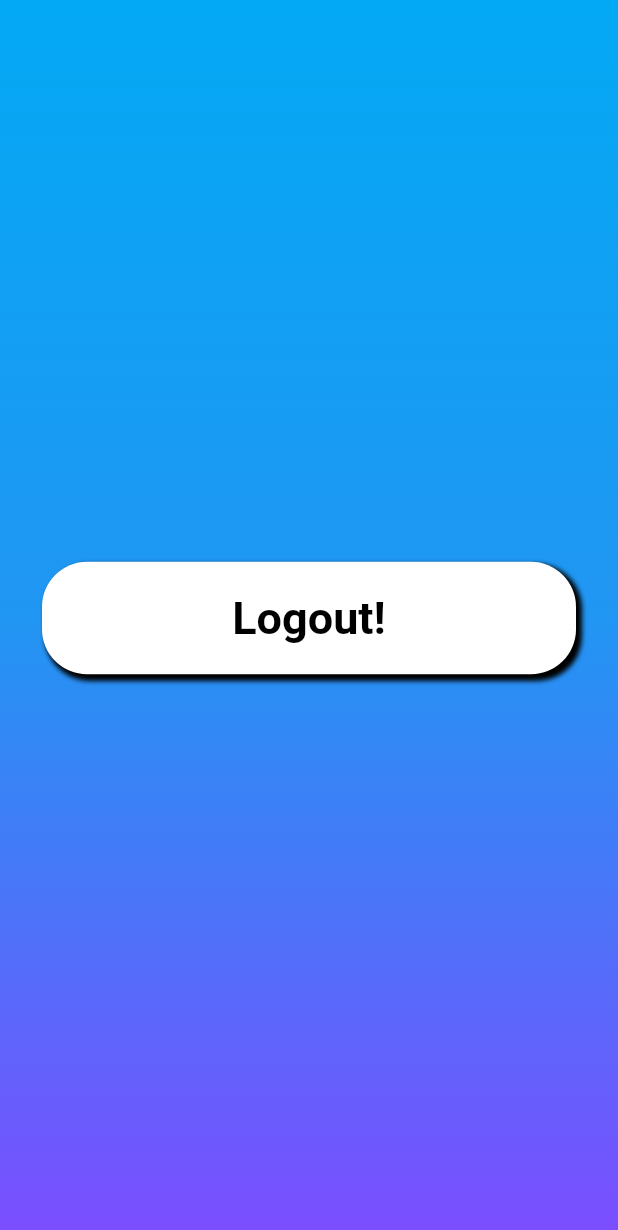
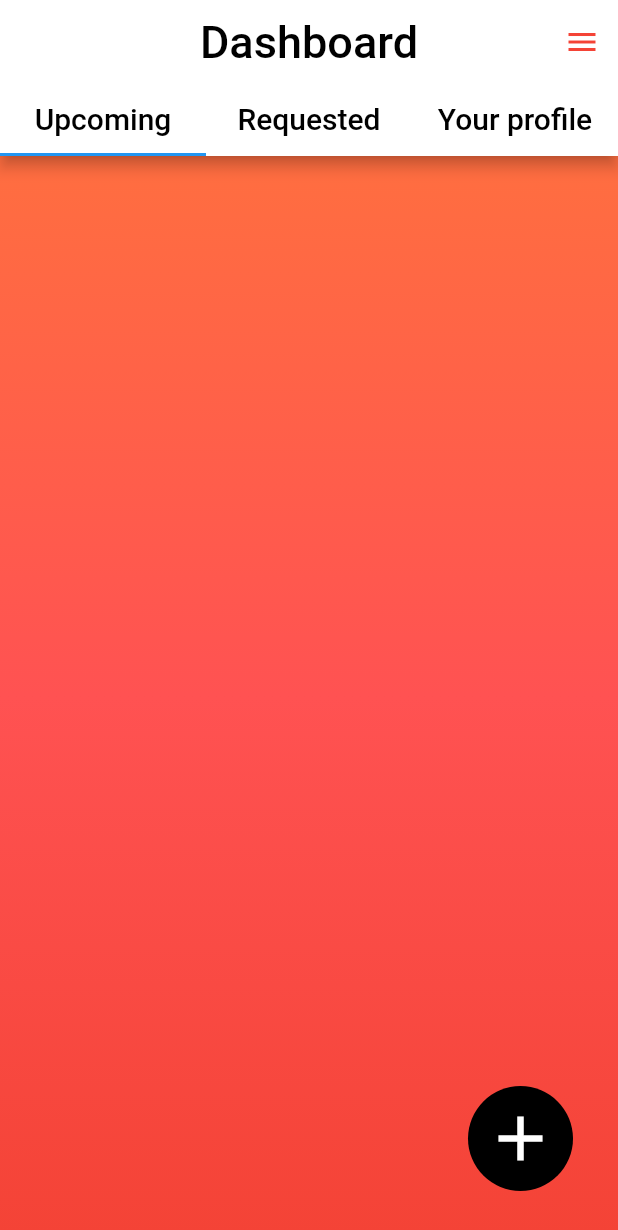
Before and after one commit to amarvsingh/AuthenticationApp, a Flutter app: the screen it shows after launch, after a tap on "LOG IN!", on a phone screen of 412 x 824 dp. Shown: the top 1230 px of the screen. Run offline on Flutter 3.47's test engine with Material 2 defaults, Android fonts, the phone set to English and light mode, and no system bars; our stand-ins replace firebase_auth, firebase_core, firebase_database, fluttertoast, font_awesome_flutter; accounts and stored records are empty.

Commit message:
DashBoard UI development1 (Navigation fragment, floating button, menu bar, etc

```diff
--- /dev/null
+++ b/lib/Model/dashboard_first.dart
@@ -0,0 +1,54 @@
+import 'package:firebase_auth/firebase_auth.dart';
+import 'package:flutter/material.dart';
+import 'package:fluttertoast/fluttertoast.dart';
+import 'package:font_awesome_flutter/font_awesome_flutter.dart';
+
+class DashboardFirst extends StatelessWidget{
+  @override
+  Widget build(BuildContext context) {
+    // TODO: implement build
+    return Container(
+      child: Align(
+        alignment: Alignment.bottomRight,
+        child: Container(
+          child: Icon(
+            Icons.add,
+            size: 50.0,
+            color: Colors.white,
+          ),
+          margin: EdgeInsets.all(10.0),
+          padding: EdgeInsets.all(10.0),
+          decoration: BoxDecoration(
+            color: Colors.black,
+            borderRadius: BorderRadius.circular(50),
+          ),
+
+        ),
+      ),
+      height: double.infinity,
+      width: double.infinity,
+      padding: EdgeInsets.symmetric(
+        vertical: 20.0,
+        horizontal: 20.0,
+      ),
+      decoration: BoxDecoration(gradient: LinearGradient(
+          begin: Alignment.topCenter,
+          end: Alignment.bottomCenter,
+          colors: [
+            Colors.deepOrangeAccent,
+            Colors.redAccent,
+            Colors.red,
+          ]
+      ),),
+    );
+  }
+
+  //To logout from the application
+  void logOut(BuildContext context) async {
+    final FirebaseAuth authLogOut = FirebaseAuth.instance;
+    await authLogOut.signOut();
+    print(context);
+    Fluttertoast.showToast(msg: "Context: ${context}");
+    Navigator.pop(context);
+  }
+}
--- /dev/null
+++ b/lib/UI/dashboard.dart
@@ -0,0 +1,203 @@
+import 'package:authentication_app/Model/dashboard_first.dart';
+import 'package:authentication_app/Model/dashboard_second.dart';
+import 'package:authentication_app/Model/dashboard_third.dart';
+import 'package:firebase_auth/firebase_auth.dart';
+import 'package:firebase_core/firebase_core.dart';
+import 'package:flutter/cupertino.dart';
+import 'package:flutter/material.dart';
+import 'package:fluttertoast/fluttertoast.dart';
+
+class Dashboard extends StatefulWidget{
+  @override
+  DashboardState createState() => DashboardState();
+}
+
+class DashboardState extends State<Dashboard> with SingleTickerProviderStateMixin {
+  TabController tabController;
+
+  @override
+  void initState(){
+    super.initState();
+    tabController = new TabController(
+        vsync: this,
+        length: 3
+    );
+  }
+
+  @override
+  void dispose(){
+    tabController.dispose();
+    super.dispose();
+  }
+
+  @override
+  Widget build(BuildContext context) {
+    Firebase.initializeApp();
+    // TODO: implement build
+    return Scaffold(
+      appBar: AppBar(
+        title: Text(
+          "Dashboard",
+          style: TextStyle(
+            color: Colors.black,
+            fontSize: 30.0,
+          ),
+        ),
+        centerTitle: true,
+        backgroundColor: Colors.white,
+        actions: <Widget>[
+          PopupOptionMenu(
+          ),
+        ],
+        bottom: TabBar(
+          controller: tabController,
+          tabs: <Tab>[
+            new Tab(
+              child: Text(
+                "Upcoming",
+                style: TextStyle(
+                  color: Colors.black,
+                  // fontWeight: FontWeight.bold,
+                  fontSize: 20.0,
+                ),
+              ),
+            ),
+            new Tab(
+              child: Text(
+                "Requested",
+                style: TextStyle(
+                  color: Colors.black,
+                  fontSize: 20.0,
+                ),
+              ),
+            ),
+            new Tab(
+              child: Text(
+                "Your profile",
+                style: TextStyle(
+                  color: Colors.black,
+                  fontSize: 20.0,
+                ),
+              ),
+            ),
+          ],
+        ),
+      ),
+      body: new TabBarView(
+        controller: tabController,
+        children: <Widget>[
+          new DashboardFirst(),
+          new DashboardSecond(),
+          new DashboardThird(),
+        ],
+      ),
+    );
+  }
+}
+
+//Menu facilitator
+enum MenuOption {
+ logout,
+ settings,
+ feedback,
+}
+// Class to build the menu
+class PopupOptionMenu extends StatelessWidget {
+  const PopupOptionMenu({Key key}) : super(key : key);
+  @override
+  Widget build(BuildContext context) {
+    // TODO: implement build
+    return PopupMenuButton<MenuOption>(
+      icon: Icon(
+        Icons.menu,
+        color: Colors.red,
+      ),
+      itemBuilder: (BuildContext context1){
+        return <PopupMenuEntry<MenuOption>>[
+          PopupMenuItem(
+            child: Row(
+              children: <Widget>[
+                Container(
+                  child: Icon(
+                    Icons.exit_to_app,
+                    color: Colors.red,
+                  ),
+                  padding: EdgeInsets.all(5),
+                ),
+                Container(
+                  child: Text(
+                    "Logout!",
+                    style: TextStyle(
+                      color: Colors.black,
+                    ),
+                  ),
+                  padding: EdgeInsets.all(5),
+                ),
+              ],
+            ),
+            value: MenuOption.logout,
+          ),
+          PopupMenuItem(
+            child: Row(
+              children: <Widget>[
+                Container(
+                  child: Icon(
+                    Icons.settings,
+                    color: Colors.red,
+                  ),
+                  padding: EdgeInsets.all(5),
+                ),
+                Container(
+                    child: Text(
+                      "Settings",
+                      style: TextStyle(
+                        color: Colors.black,
+                      ),
+                    ),
+                  padding: EdgeInsets.all(5),
+                ),
+              ],
+            ),
+            value: MenuOption.settings,
+          ),
+          PopupMenuItem(
+            child: Row(
+              children: <Widget>[
+                Container(
+                  child: Icon(
+                    Icons.feedback,
+                    color: Colors.red,
+                  ),
+                  padding: EdgeInsets.all(5),
+                ),
+                Container(
+                  child: Text(
+                    "Feedback",
+                    style: TextStyle(
+                        color: Colors.black
+                    ),
+                  ),
+                  padding: EdgeInsets.all(5),
+                ),
+              ],
+            ),
+            value: MenuOption.feedback,
+          ),
+        ];
+      },
+      onSelected: (selection){
+        if (selection == MenuOption.logout){
+          logOut(context);
+        }
+      },
+    );
+  }
+
+  void logOut(BuildContext context) async {
+    final FirebaseAuth authLogOut = FirebaseAuth.instance;
+    await authLogOut.signOut();
+    print(context);
+    Fluttertoast.showToast(msg: "Context: $context");
+    Navigator.pop(context);
+  }
+}
--- a/lib/UI/homeButtons.dart
+++ b/lib/UI/homeButtons.dart
@@ -1,3 +1,4 @@
+import 'package:authentication_app/UI/dashboard.dart';
 import 'package:authentication_app/UI/signup.dart';
 import 'package:firebase_auth/firebase_auth.dart';
 import 'package:firebase_core/firebase_core.dart';
@@ -61,7 +62,7 @@ class HomeButtons extends StatelessWidget{
           if (FirebaseAuth.instance.currentUser != null){
             Navigator.push(
                 context,
-                MaterialPageRoute(builder: (context) => Logout())
+                MaterialPageRoute(builder: (context) => Dashboard())
             );
           }
           else{
--- a/lib/UI/login.dart
+++ b/lib/UI/login.dart
@@ -1,3 +1,4 @@
+import 'package:authentication_app/UI/dashboard.dart';
 import 'package:authentication_app/UI/forgot_pasword.dart';
 import 'package:authentication_app/UI/logout.dart';
 import 'package:firebase_auth/firebase_auth.dart';
@@ -235,7 +236,7 @@ class Login extends StatelessWidget{
        await authLogIn.signInWithEmailAndPassword(email: email, password: password);
        Navigator.pushReplacement(
            context,
-           MaterialPageRoute(builder: (context) => Logout())
+           MaterialPageRoute(builder: (context) => Dashboard())
        );
     }
     catch(e){
--- a/lib/UI/signup_inputs.dart
+++ b/lib/UI/signup_inputs.dart
@@ -1,3 +1,4 @@
+import 'package:authentication_app/UI/dashboard.dart';
 import 'package:firebase_auth/firebase_auth.dart';
 import 'package:firebase_core/firebase_core.dart';
 import 'package:firebase_database/firebase_database.dart';
@@ -261,7 +262,7 @@ class SignupInputs extends StatelessWidget{
       Fluttertoast.showToast(msg: "Account created Successfully");
       Navigator.pushReplacement(
           context,
-          MaterialPageRoute(builder: (context) => Logout())
+          MaterialPageRoute(builder: (context) => Dashboard())
       );
     }
     catch(e){
```
Also changed, not shown: lib/Model/dashboard_second.dart (added, +21 -0 lines), lib/Model/dashboard_third.dart (added, +21 -0 lines).
